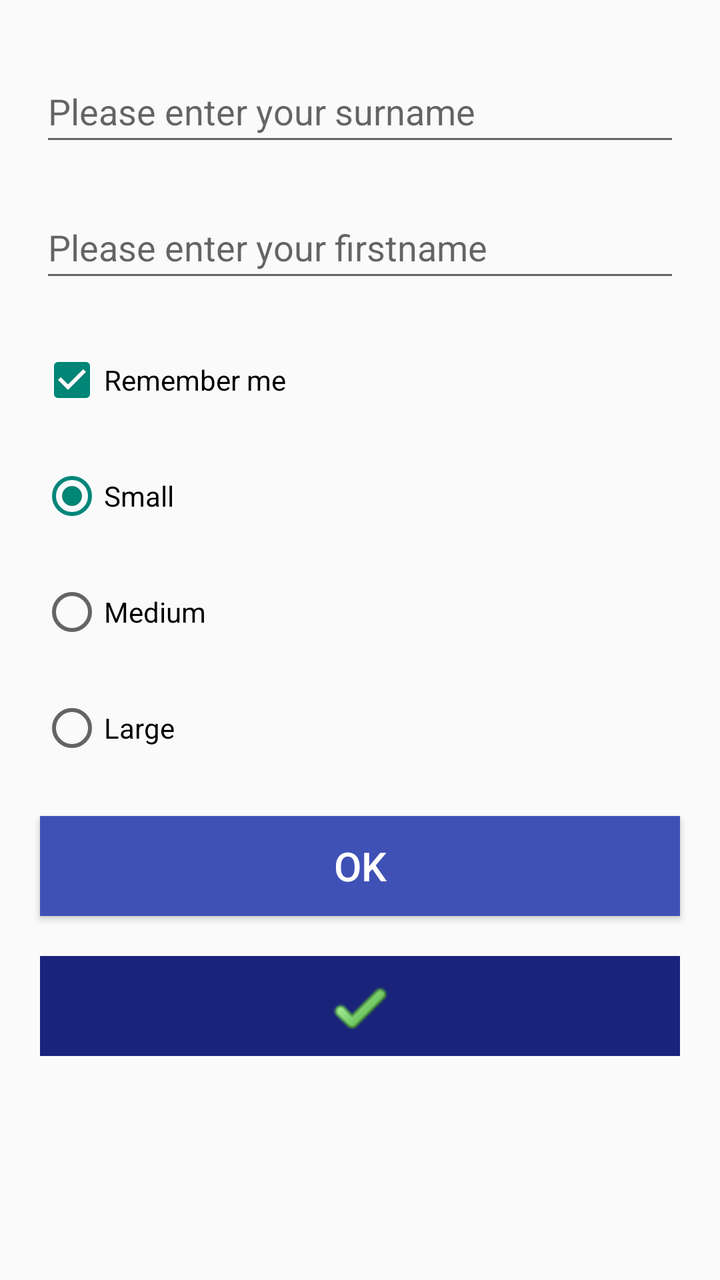
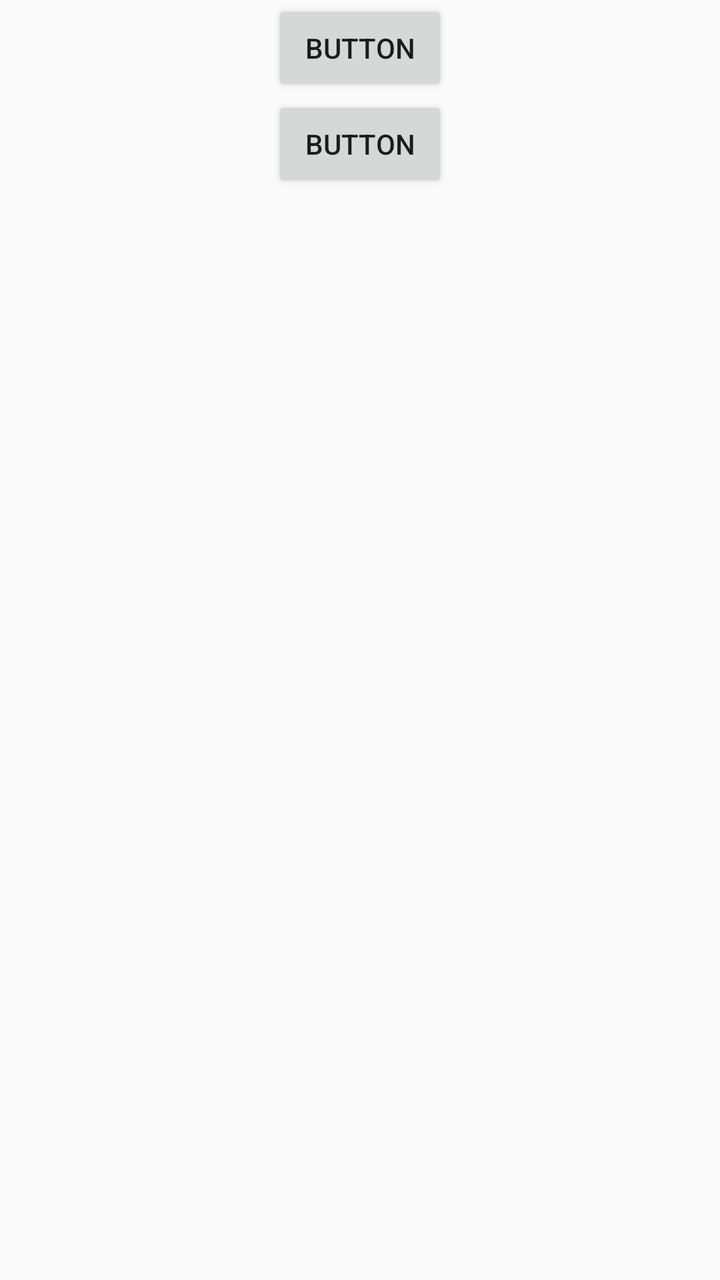

Two renders of the same Android screen: before a commit and after it. Below are the layout's source before the change and the commit's diff.
<!-- AndroidManifest.xml: activity theme Theme.KMADCourse -->
<!-- res/layout/activity_main.xml -->
<?xml version="1.0" encoding="utf-8"?>
<androidx.constraintlayout.widget.ConstraintLayout xmlns:android="http://schemas.android.com/apk/res/android"
    xmlns:app="http://schemas.android.com/apk/res-auto"
    xmlns:tools="http://schemas.android.com/tools"
    android:layout_width="match_parent"
    android:layout_height="match_parent">

    <EditText
        android:id="@+id/edit_surname"
        android:layout_width="0dp"
        android:layout_height="48dp"
        android:layout_marginStart="20dp"
        android:layout_marginTop="30dp"
        android:layout_marginEnd="20dp"
        android:autofillHints="@string/tv_caption"
        android:ems="10"
        android:hint="@string/tv_caption"
        android:inputType="text"
        app:layout_constraintEnd_toEndOf="parent"
        app:layout_constraintStart_toStartOf="parent"
        app:layout_constraintTop_toTopOf="parent" />

    <EditText
        android:id="@+id/edit_firstname"
        android:layout_width="0dp"
        android:layout_height="48dp"
        android:layout_marginStart="20dp"
        android:layout_marginTop="20dp"
        android:layout_marginEnd="20dp"
        android:autofillHints=""
        android:ems="10"
        android:hint="Please enter your firstname"
        android:inputType="text"
        app:layout_constraintEnd_toEndOf="parent"
        app:layout_constraintStart_toStartOf="parent"
        app:layout_constraintTop_toBottomOf="@+id/edit_surname" />

    <CheckBox
        android:id="@+id/ch_remember"
        android:layout_width="0dp"
        android:layout_height="48dp"
        android:layout_marginStart="20dp"
        android:layout_marginTop="20dp"
        android:layout_marginEnd="20dp"
        android:checked="true"
        android:clickable="true"
        android:text="Remember me"
        app:layout_constraintEnd_toEndOf="parent"
        app:layout_constraintStart_toStartOf="parent"
        app:layout_constraintTop_toBottomOf="@+id/edit_firstname" />

    <RadioGroup
        android:id="@+id/size_radiogroup"
        android:layout_width="wrap_content"
        android:layout_height="wrap_content"
        app:layout_constraintStart_toStartOf="parent"
        app:layout_constraintTop_toBottomOf="@+id/ch_remember">

        <RadioButton
            android:id="@+id/rd_small"
            android:layout_width="wrap_content"
            android:layout_height="48dp"
            android:layout_marginStart="20dp"
            android:layout_marginTop="10dp"
            android:checked="true"
            android:text="Small" />

        <RadioButton
            android:id="@+id/rd_medium"
            android:layout_width="wrap_content"
            android:layout_height="48dp"
            android:layout_marginStart="20dp"
            android:layout_marginTop="10dp"
            android:text="Medium" />

        <RadioButton
            android:id="@+id/rd_large"
            android:layout_width="wrap_content"
            android:layout_height="48dp"
            android:layout_marginStart="20dp"
            android:layout_marginTop="10dp"
            android:text="Large" />
    </RadioGroup>

    <Button
        android:id="@+id/btn_submit"
        android:layout_width="0dp"
        android:layout_height="50dp"
        android:layout_marginStart="20dp"
        android:layout_marginTop="20dp"
        android:layout_marginEnd="20dp"
        android:background="#3F51B5"
        android:text="@android:string/ok"
        android:textColor="#FFFFFF"
        android:textSize="20sp"
        app:layout_constraintEnd_toEndOf="parent"
        app:layout_constraintStart_toStartOf="parent"
        app:layout_constraintTop_toBottomOf="@+id/size_radiogroup" />

    <ImageButton
        android:id="@+id/imageButton2"
        android:layout_width="0dp"
        android:layout_height="50dp"
        android:layout_marginStart="20dp"
        android:layout_marginTop="20dp"
        android:layout_marginEnd="20dp"
        android:background="#1A237A"
        android:contentDescription="@android:string/ok"
        android:src="@drawable/gtick"
        app:layout_constraintEnd_toEndOf="parent"
        app:layout_constraintStart_toStartOf="parent"
        app:layout_constraintTop_toBottomOf="@+id/btn_submit" />

</androidx.constraintlayout.widget.ConstraintLayout>
<!-- resources referenced by this layout -->
<resources>
  <!-- drawable gtick: png bitmap (drawable, 3889 bytes) -->
  <string name="tv_caption">Please enter your surname</string>
  <style name="Theme.KMADCourse" parent="android:Theme.Material.Light.NoActionBar" />
</resources>

<!-- the commit's change to res/layout/activity_main.xml (unified diff, before → after) -->
@@ -5,110 +5,21 @@
     android:layout_width="match_parent"
     android:layout_height="match_parent">
 
-    <EditText
-        android:id="@+id/edit_surname"
-        android:layout_width="0dp"
-        android:layout_height="48dp"
-        android:layout_marginStart="20dp"
-        android:layout_marginTop="30dp"
-        android:layout_marginEnd="20dp"
-        android:autofillHints="@string/tv_caption"
-        android:ems="10"
-        android:hint="@string/tv_caption"
-        android:inputType="text"
+    <Button
+        android:id="@+id/myfirst_button"
+        android:layout_width="wrap_content"
+        android:layout_height="wrap_content"
+        android:text="Button"
         app:layout_constraintEnd_toEndOf="parent"
         app:layout_constraintStart_toStartOf="parent"
         app:layout_constraintTop_toTopOf="parent" />
 
-    <EditText
-        android:id="@+id/edit_firstname"
-        android:layout_width="0dp"
-        android:layout_height="48dp"
-        android:layout_marginStart="20dp"
-        android:layout_marginTop="20dp"
-        android:layout_marginEnd="20dp"
-        android:autofillHints=""
-        android:ems="10"
-        android:hint="Please enter your firstname"
-        android:inputType="text"
+    <Button
+        android:id="@+id/mysecond_button"
+        android:layout_width="wrap_content"
+        android:layout_height="wrap_content"
+        android:text="Button"
         app:layout_constraintEnd_toEndOf="parent"
         app:layout_constraintStart_toStartOf="parent"
-        app:layout_constraintTop_toBottomOf="@+id/edit_surname" />
-
-    <CheckBox
-        android:id="@+id/ch_remember"
-        android:layout_width="0dp"
-        android:layout_height="48dp"
-        android:layout_marginStart="20dp"
-        android:layout_marginTop="20dp"
-        android:layout_marginEnd="20dp"
-        android:checked="true"
-        android:clickable="true"
-        android:text="Remember me"
-        app:layout_constraintEnd_toEndOf="parent"
-        app:layout_constraintStart_toStartOf="parent"
-        app:layout_constraintTop_toBottomOf="@+id/edit_firstname" />
-
-    <RadioGroup
-        android:id="@+id/size_radiogroup"
-        android:layout_width="wrap_content"
-        android:layout_height="wrap_content"
-        app:layout_constraintStart_toStartOf="parent"
-        app:layout_constraintTop_toBottomOf="@+id/ch_remember">
-
-        <RadioButton
-            android:id="@+id/rd_small"
-            android:layout_width="wrap_content"
-            android:layout_height="48dp"
-            android:layout_marginStart="20dp"
-            android:layout_marginTop="10dp"
-            android:checked="true"
-            android:text="Small" />
-
-        <RadioButton
-            android:id="@+id/rd_medium"
-            android:layout_width="wrap_content"
-            android:layout_height="48dp"
-            android:layout_marginStart="20dp"
-            android:layout_marginTop="10dp"
-            android:text="Medium" />
-
-        <RadioButton
-            android:id="@+id/rd_large"
-            android:layout_width="wrap_content"
-            android:layout_height="48dp"
-            android:layout_marginStart="20dp"
-            android:layout_marginTop="10dp"
-            android:text="Large" />
-    </RadioGroup>
-
-    <Button
-        android:id="@+id/btn_submit"
-        android:layout_width="0dp"
-        android:layout_height="50dp"
-        android:layout_marginStart="20dp"
-        android:layout_marginTop="20dp"
-        android:layout_marginEnd="20dp"
-        android:background="#3F51B5"
-        android:text="@android:string/ok"
-        android:textColor="#FFFFFF"
-        android:textSize="20sp"
-        app:layout_constraintEnd_toEndOf="parent"
-        app:layout_constraintStart_toStartOf="parent"
-        app:layout_constraintTop_toBottomOf="@+id/size_radiogroup" />
-
-    <ImageButton
-        android:id="@+id/imageButton2"
-        android:layout_width="0dp"
-        android:layout_height="50dp"
-        android:layout_marginStart="20dp"
-        android:layout_marginTop="20dp"
-        android:layout_marginEnd="20dp"
-        android:background="#1A237A"
-        android:contentDescription="@android:string/ok"
-        android:src="@drawable/gtick"
-        app:layout_constraintEnd_toEndOf="parent"
-        app:layout_constraintStart_toStartOf="parent"
-        app:layout_constraintTop_toBottomOf="@+id/btn_submit" />
-
+        app:layout_constraintTop_toBottomOf="@+id/myfirst_button" />
 </androidx.constraintlayout.widget.ConstraintLayout>
<!-- resource entries referenced after the edit -->
@@ -1,7 +1,5 @@
 <!-- resources referenced by this layout -->
 <resources>
-  <!-- drawable gtick: png bitmap (drawable, 3889 bytes) -->
-  <string name="tv_caption">Please enter your surname</string>
   <style name="Theme.KMADCourse" parent="android:Theme.Material.Light.NoActionBar" />
 </resources>
 
